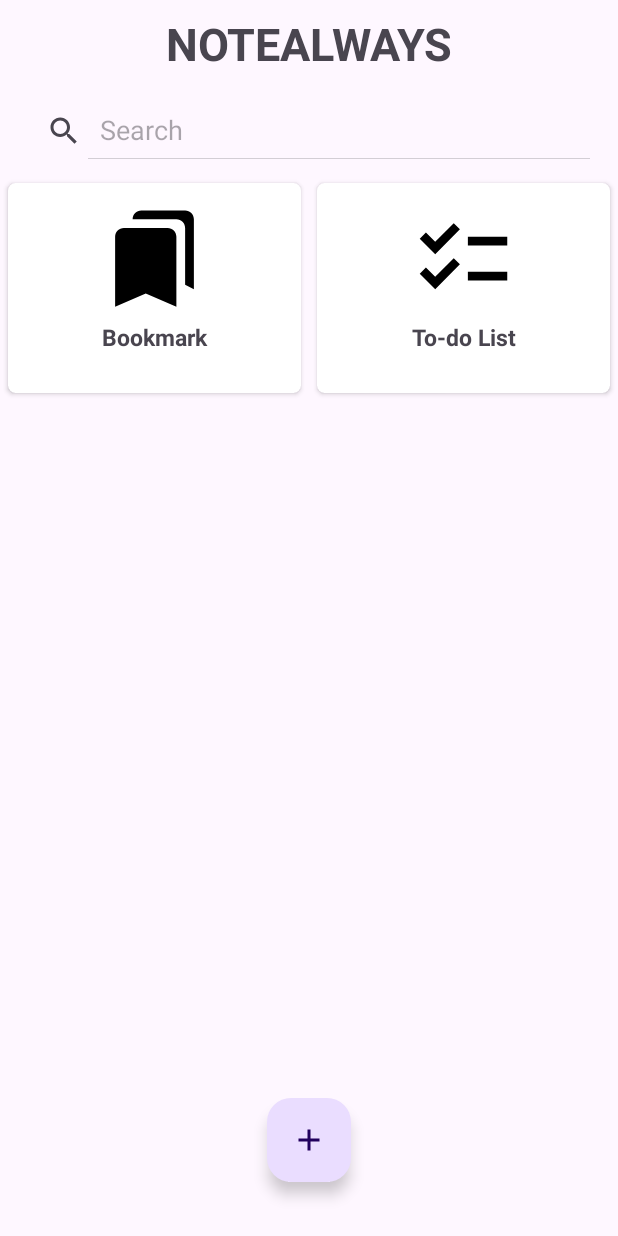
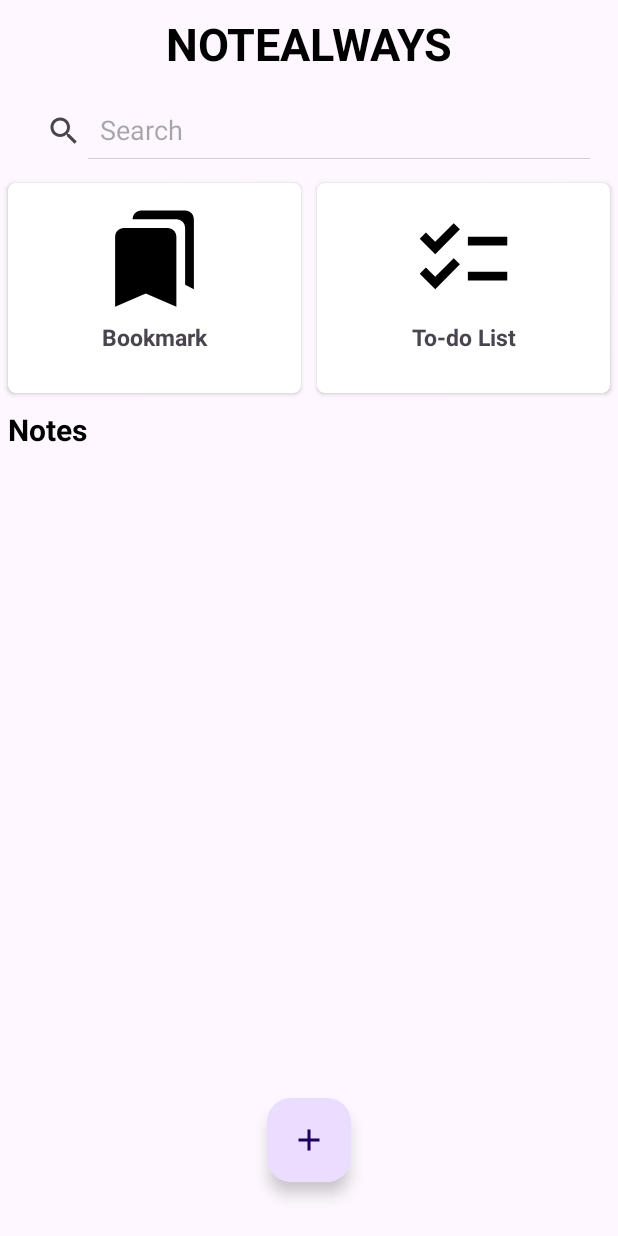
Before and after one commit to 48Shruti/NoteAlways, an Android app: the screen it shows after launch (MainActivity), on a phone screen of 412 x 824 dp. Run offline under Robolectric (Android 15) with nearby library versions, the phone set to English and light mode, and no system bars; our stand-ins replace Firebase (no records; nobody signed in at launch, a user with empty details on screens opened directly), data binding.

Commit message:
UI changes

```diff
--- a/app/src/main/res/layout/activity_main.xml
+++ b/app/src/main/res/layout/activity_main.xml
@@ -23,6 +23,7 @@
         android:text="@string/notealways"
         android:textStyle="bold"
         android:textSize="@dimen/size_30dp"
+        android:textColor="@color/black"
         app:layout_constraintEnd_toEndOf="parent"
         app:layout_constraintStart_toStartOf="parent"
         android:gravity="center"
--- a/app/src/main/res/layout/fragment_main.xml
+++ b/app/src/main/res/layout/fragment_main.xml
@@ -38,6 +38,12 @@
                             app:layout_constraintGuide_percent=".30"
                             android:orientation="horizontal"
                             android:id="@+id/guide_h_30"/>
+                        <androidx.constraintlayout.widget.Guideline
+                            android:layout_width="match_parent"
+                            android:layout_height="match_parent"
+                            app:layout_constraintGuide_percent=".29"
+                            android:orientation="horizontal"
+                            android:id="@+id/guide_h_28"/>
                         <androidx.constraintlayout.widget.Guideline
                             android:layout_width="match_parent"
                             android:layout_height="match_parent"
@@ -140,10 +146,20 @@
                                         </LinearLayout>
                                 </androidx.cardview.widget.CardView>
                         </GridLayout>
+                        <TextView
+                            android:layout_width="match_parent"
+                            android:layout_height="wrap_content"
+                            android:text="@string/notes"
+                            app:layout_constraintTop_toTopOf="@id/guide_h_25"
+                            app:layout_constraintEnd_toEndOf="@id/guide_h_28"
+                            android:textColor="@color/black"
+                            android:textStyle="bold"
+                            android:textSize="@dimen/size_20dp"
+                            android:padding="@dimen/size_5dp"/>
                         <androidx.recyclerview.widget.RecyclerView
                             android:layout_width="0dp"
                             android:layout_height="0dp"
-                            app:layout_constraintTop_toTopOf="@id/guide_h_25"
+                            app:layout_constraintTop_toTopOf="@id/guide_h_28"
                             app:layout_constraintStart_toStartOf="parent"
                             app:layout_constraintEnd_toEndOf="parent"
                             app:layout_constraintBottom_toBottomOf="parent"
```
Also changed, not shown: app/src/main/res/layout/bookmark_layout_view.xml (deleted, +0 -41 lines), app/src/main/res/layout/fragment_bookmark.xml (+10 -1 lines), app/src/main/res/layout/fragment_todo.xml (+10 -1 lines).
